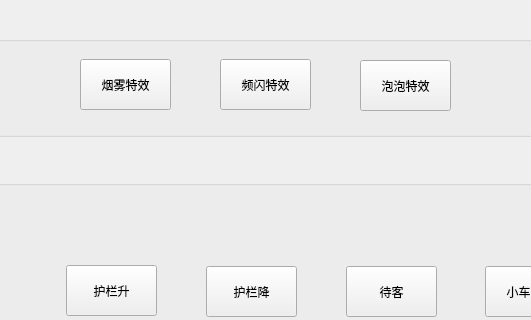
First picture: the form in motushand.ui, repository MT-REP/guizhouhuoxingche, before the edit; both pictures show x 218 to 749 and y 0 to 320 of the 1024 by 640 pixel window.
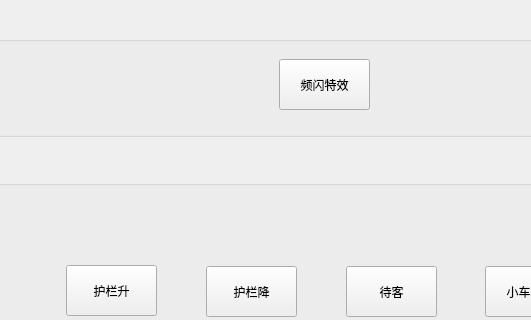
Second picture: the form after the edit. Icons and pictures are not drawn.

Commit message: 修改关机流程，添加熄灭运行待客灯。 修改手动类，取消泡泡，烟雾特效。 修改恢复流程中，逻辑问题。 修改记录保存。

What changed in the file:
```diff
--- a/motushand.ui
+++ b/motushand.ui
@@ -358,23 +358,10 @@
    <property name="title">
     <string/>
    </property>
-   <widget class="QPushButton" name="smokeEffect">
-    <property name="geometry">
-     <rect>
-      <x>150</x>
-      <y>23</y>
-      <width>91</width>
-      <height>51</height>
-     </rect>
-    </property>
-    <property name="text">
-     <string>烟雾特效</string>
-    </property>
-   </widget>
    <widget class="QPushButton" name="strobeEffect">
     <property name="geometry">
      <rect>
-      <x>290</x>
+      <x>349</x>
       <y>23</y>
       <width>91</width>
       <height>51</height>
@@ -384,19 +371,6 @@
      <string>频闪特效</string>
     </property>
    </widget>
-   <widget class="QPushButton" name="hubbleEffect">
-    <property name="geometry">
-     <rect>
-      <x>430</x>
-      <y>24</y>
-      <width>91</width>
-      <height>51</height>
-     </rect>
-    </property>
-    <property name="text">
-     <string>泡泡特效</string>
-    </property>
-   </widget>
   </widget>
  </widget>
  <resources/>
```
The commit also changes 11 other files.
